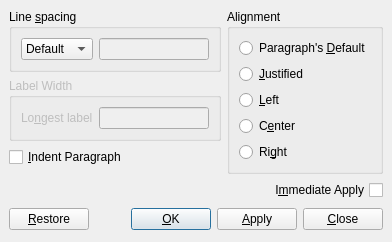
This is src/frontends/qt4/ui/ParagraphUi.ui in cburschka/lyx as Qt 5 draws it before an edit. The edited form follows.
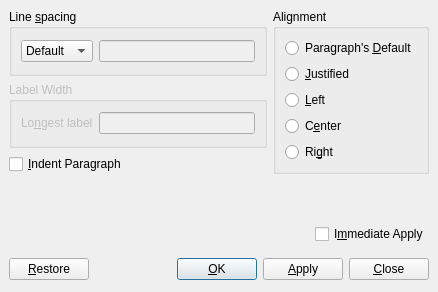
This is the edited form.

```diff
--- a/src/frontends/qt4/ui/ParagraphUi.ui
+++ b/src/frontends/qt4/ui/ParagraphUi.ui
@@ -5,8 +5,8 @@
    <rect>
     <x>0</x>
     <y>0</y>
-    <width>375</width>
-    <height>241</height>
+    <width>438</width>
+    <height>292</height>
    </rect>
   </property>
   <property name="focusPolicy" >
@@ -22,15 +22,15 @@
    <property name="spacing" >
     <number>6</number>
    </property>
-   <item rowspan="2" row="3" column="0" >
+   <item row="4" column="0" colspan="2" >
     <spacer>
      <property name="orientation" >
       <enum>Qt::Horizontal</enum>
      </property>
      <property name="sizeHint" >
       <size>
-       <width>231</width>
-       <height>20</height>
+       <width>281</width>
+       <height>31</height>
       </size>
      </property>
     </spacer>
@@ -38,13 +38,171 @@
    <item row="4" column="2" >
     <widget class="QCheckBox" name="synchronizedViewCB" >
      <property name="layoutDirection" >
-      <enum>Qt::RightToLeft</enum>
+      <enum>Qt::LeftToRight</enum>
      </property>
      <property name="text" >
       <string>I&amp;mmediate Apply</string>
      </property>
     </widget>
    </item>
+   <item row="1" column="0" >
+    <widget class="QGroupBox" name="labelwidthGB" >
+     <property name="enabled" >
+      <bool>false</bool>
+     </property>
+     <property name="title" >
+      <string>Label Width</string>
+     </property>
+     <property name="flat" >
+      <bool>true</bool>
+     </property>
+     <layout class="QGridLayout" >
+      <property name="margin" >
+       <number>9</number>
+      </property>
+      <property name="spacing" >
+       <number>6</number>
+      </property>
+      <item row="0" column="0" >
+       <widget class="QLabel" name="TextLabel2" >
+        <property name="toolTip" >
+         <string>This text defines the width of the paragraph label</string>
+        </property>
+        <property name="text" >
+         <string>Lo&amp;ngest label</string>
+        </property>
+        <property name="buddy" >
+         <cstring>labelWidth</cstring>
+        </property>
+       </widget>
+      </item>
+      <item row="0" column="1" >
+       <widget class="QLineEdit" name="labelWidth" >
+        <property name="toolTip" >
+         <string>This text defines the width of the paragraph label</string>
+        </property>
+       </widget>
+      </item>
+     </layout>
+    </widget>
+   </item>
+   <item row="0" column="0" >
+    <widget class="QGroupBox" name="groupBox" >
+     <property name="title" >
+      <string>Line &amp;spacing</string>
+     </property>
+     <property name="flat" >
+      <bool>true</bool>
+     </property>
+     <layout class="QGridLayout" >
+      <property name="margin" >
+       <number>9</number>
+      </property>
+      <property name="spacing" >
+       <number>6</number>
+      </property>
+      <item row="0" column="1" >
+       <widget class="QLineEdit" name="linespacingValue" >
+        <property name="enabled" >
+         <bool>false</bool>
+        </property>
+       </widget>
+      </item>
+      <item row="0" column="0" >
+       <widget class="QComboBox" name="linespacing" >
+        <item>
+         <property name="text" >
+          <string>Default</string>
+         </property>
+        </item>
+        <item>
+         <property name="text" >
+          <string>Single</string>
+         </property>
+        </item>
+        <item>
+         <property name="text" >
+          <string>1.5</string>
+         </property>
+        </item>
+        <item>
+         <property name="text" >
+          <string>Double</string>
+         </property>
+        </item>
+        <item>
+         <property name="text" >
+          <string>Custom</string>
+         </property>
+        </item>
+       </widget>
+      </item>
+     </layout>
+    </widget>
+   </item>
+   <item row="2" column="0" >
+    <widget class="QCheckBox" name="indentCB" >
+     <property name="text" >
+      <string>&amp;Indent Paragraph</string>
+     </property>
+    </widget>
+   </item>
+   <item rowspan="3" row="0" column="1" colspan="2" >
+    <widget class="QGroupBox" name="aligmentGB" >
+     <property name="title" >
+      <string>Alignment</string>
+     </property>
+     <property name="flat" >
+      <bool>true</bool>
+     </property>
+     <layout class="QGridLayout" >
+      <property name="margin" >
+       <number>9</number>
+      </property>
+      <property name="spacing" >
+       <number>6</number>
+      </property>
+      <item row="1" column="0" >
+       <widget class="QRadioButton" name="alignJustRB" >
+        <property name="text" >
+         <string>&amp;Justified</string>
+        </property>
+       </widget>
+      </item>
+      <item row="2" column="0" >
+       <widget class="QRadioButton" name="alignLeftRB" >
+        <property name="text" >
+         <string>&amp;Left</string>
+        </property>
+       </widget>
+      </item>
+      <item row="3" column="0" >
+       <widget class="QRadioButton" name="alignCenterRB" >
+        <property name="text" >
+         <string>C&amp;enter</string>
+        </property>
+       </widget>
+      </item>
+      <item row="4" column="0" >
+       <widget class="QRadioButton" name="alignRightRB" >
+        <property name="text" >
+         <string>Ri&amp;ght</string>
+        </property>
+       </widget>
+      </item>
+      <item row="0" column="0" >
+       <widget class="QRadioButton" name="alignDefaultRB" >
+        <property name="toolTip" >
+         <string>Use the default alignment for this paragraph, whatever it is.</string>
+        </property>
+        <property name="text" >
+         <string>Paragraph's &amp;Default</string>
+        </property>
+       </widget>
+      </item>
+     </layout>
+    </widget>
+   </item>
    <item row="5" column="0" colspan="3" >
     <layout class="QHBoxLayout" >
      <property name="margin" >
@@ -108,163 +266,18 @@
      </item>
     </layout>
    </item>
-   <item rowspan="4" row="0" column="1" colspan="2" >
-    <widget class="QGroupBox" name="aligmentGB" >
-     <property name="title" >
-      <string>Alignment</string>
+   <item row="3" column="0" colspan="3" >
+    <spacer>
+     <property name="orientation" >
+      <enum>Qt::Vertical</enum>
      </property>
-     <property name="flat" >
-      <bool>true</bool>
+     <property name="sizeHint" >
+      <size>
+       <width>351</width>
+       <height>16</height>
+      </size>
      </property>
-     <layout class="QGridLayout" >
-      <property name="margin" >
-       <number>9</number>
-      </property>
-      <property name="spacing" >
-       <number>6</number>
-      </property>
-      <item row="0" column="0" >
-       <widget class="QRadioButton" name="alignDefaultRB" >
-        <property name="toolTip" >
-         <string>Use the default alignment for this paragraph, whatever it is.</string>
-        </property>
-        <property name="text" >
-         <string>Paragraph's &amp;Default</string>
-        </property>
-       </widget>
-      </item>
-      <item row="4" column="0" >
-       <widget class="QRadioButton" name="alignRightRB" >
-        <property name="text" >
-         <string>Ri&amp;ght</string>
-        </property>
-       </widget>
-      </item>
-      <item row="3" column="0" >
-       <widget class="QRadioButton" name="alignCenterRB" >
-        <property name="text" >
-         <string>C&amp;enter</string>
-        </property>
-       </widget>
-      </item>
-      <item row="2" column="0" >
-       <widget class="QRadioButton" name="alignLeftRB" >
-        <property name="text" >
-         <string>&amp;Left</string>
-        </property>
-       </widget>
-      </item>
-      <item row="1" column="0" >
-       <widget class="QRadioButton" name="alignJustRB" >
-        <property name="text" >
-         <string>&amp;Justified</string>
-        </property>
-       </widget>
-      </item>
-     </layout>
-    </widget>
-   </item>
-   <item row="2" column="0" >
-    <widget class="QCheckBox" name="indentCB" >
-     <property name="text" >
-      <string>&amp;Indent Paragraph</string>
-     </property>
-    </widget>
-   </item>
-   <item row="1" column="0" >
-    <widget class="QGroupBox" name="labelwidthGB" >
-     <property name="enabled" >
-      <bool>false</bool>
-     </property>
-     <property name="title" >
-      <string>Label Width</string>
-     </property>
-     <property name="flat" >
-      <bool>true</bool>
-     </property>
-     <layout class="QGridLayout" >
-      <property name="margin" >
-       <number>9</number>
-      </property>
-      <property name="spacing" >
-       <number>6</number>
-      </property>
-      <item row="0" column="1" >
-       <widget class="QLineEdit" name="labelWidth" >
-        <property name="toolTip" >
-         <string>This text defines the width of the paragraph label</string>
-        </property>
-       </widget>
-      </item>
-      <item row="0" column="0" >
-       <widget class="QLabel" name="TextLabel2" >
-        <property name="toolTip" >
-         <string>This text defines the width of the paragraph label</string>
-        </property>
-        <property name="text" >
-         <string>Lo&amp;ngest label</string>
-        </property>
-        <property name="buddy" >
-         <cstring>labelWidth</cstring>
-        </property>
-       </widget>
-      </item>
-     </layout>
-    </widget>
-   </item>
-   <item row="0" column="0" >
-    <widget class="QGroupBox" name="groupBox" >
-     <property name="title" >
-      <string>Line &amp;spacing</string>
-     </property>
-     <property name="flat" >
-      <bool>true</bool>
-     </property>
-     <layout class="QGridLayout" >
-      <property name="margin" >
-       <number>9</number>
-      </property>
-      <property name="spacing" >
-       <number>6</number>
-      </property>
-      <item row="0" column="1" >
-       <widget class="QLineEdit" name="linespacingValue" >
-        <property name="enabled" >
-         <bool>false</bool>
-        </property>
-       </widget>
-      </item>
-      <item row="0" column="0" >
-       <widget class="QComboBox" name="linespacing" >
-        <item>
-         <property name="text" >
-          <string>Default</string>
-         </property>
-        </item>
-        <item>
-         <property name="text" >
-          <string>Single</string>
-         </property>
-        </item>
-        <item>
-         <property name="text" >
-          <string>1.5</string>
-         </property>
-        </item>
-        <item>
-         <property name="text" >
-          <string>Double</string>
-         </property>
-        </item>
-        <item>
-         <property name="text" >
-          <string>Custom</string>
-         </property>
-        </item>
-       </widget>
-      </item>
-     </layout>
-    </widget>
+    </spacer>
    </item>
   </layout>
  </widget>
```
